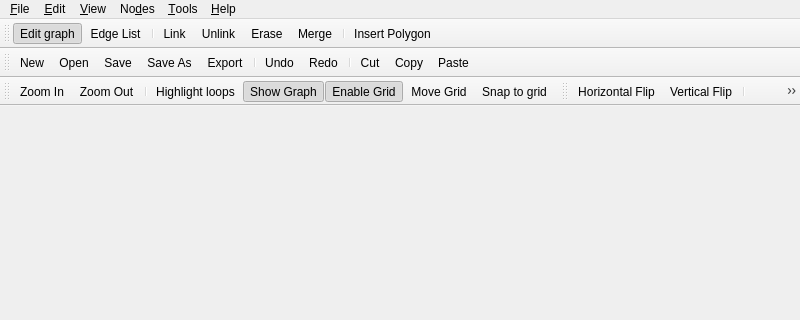
First picture: the form in src/dialogs/knot_window.ui, repository mbasaglia/Knotter, before the edit; both pictures show x 0 to 800 and y 0 to 320 of the 800 by 600 pixel window.
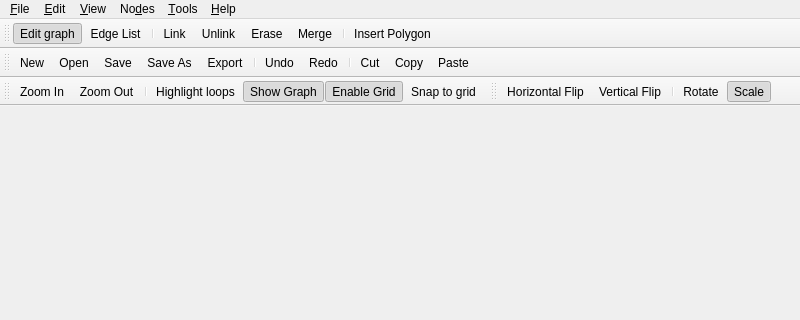
Second picture: the form after the edit. Custom widgets are drawn as their Qt base class.

```diff
--- a/src/dialogs/knot_window.ui
+++ b/src/dialogs/knot_window.ui
@@ -231,7 +231,6 @@
    <addaction name="action_Highlight_loops"/>
    <addaction name="actionShow_Graph"/>
    <addaction name="actionEnable_Grid"/>
-   <addaction name="action_Move_Grid"/>
    <addaction name="actionS_nap_to_grid"/>
   </widget>
   <widget class="QToolBar" name="TransformBar">
```
